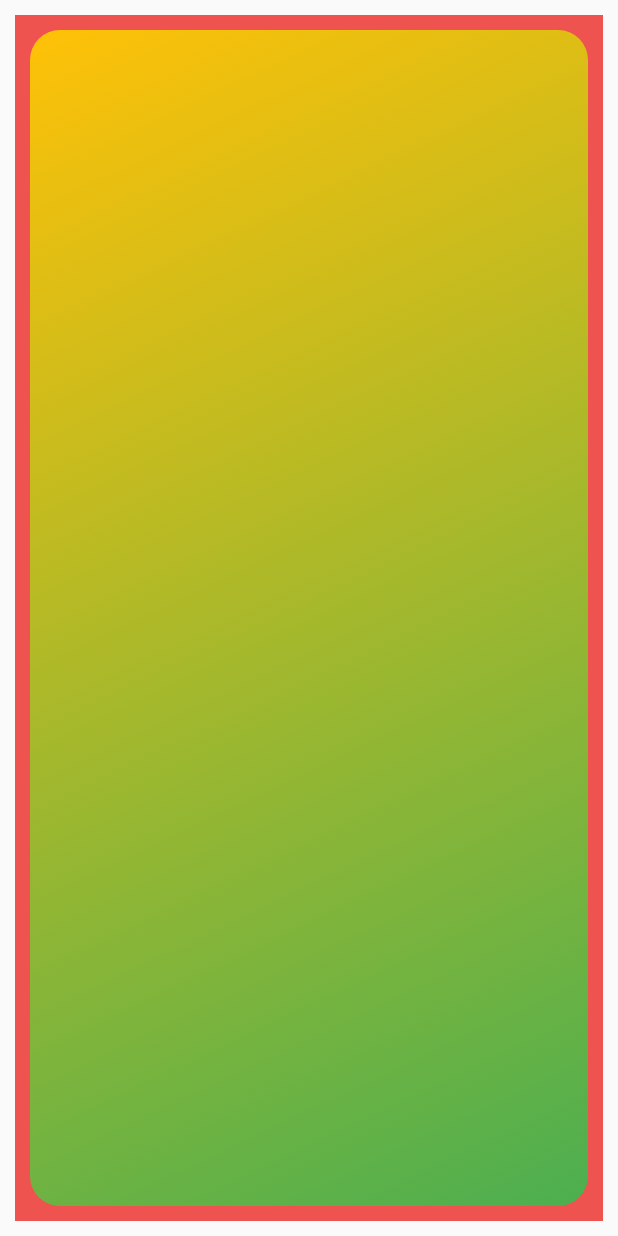
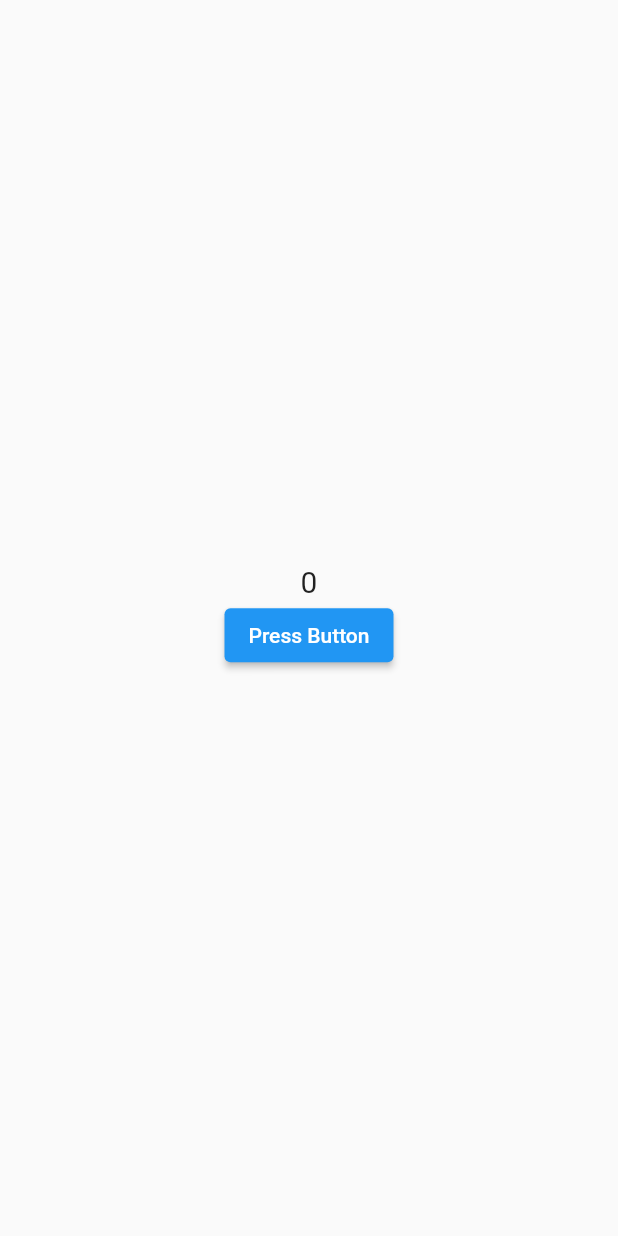
Before and after one commit to subhanassiddik/MyFlutterWidgetsLearn, a Flutter app: the screen it shows after launch, on a phone screen of 412 x 824 dp. Run offline on Flutter 3.47's test engine with Material 2 defaults, Android fonts, the phone set to English and light mode, and no system bars.

Commit message:
stateful widget

```diff
--- /dev/null
+++ b/lib/1_must_know/2_layout/4_stateful_widget.dart
@@ -0,0 +1,41 @@
+//state == keadaan
+//stateful widget => widget yang keadaan nya bisa berubah
+//setState method => untuk mengubah tampilan sesuai dengan keadaan saat ini
+
+import 'package:flutter/material.dart';
+
+class WidgetStateFul extends StatefulWidget {
+  @override
+  _WidgetStateFulState createState() => _WidgetStateFulState();
+}
+
+class _WidgetStateFulState extends State<WidgetStateFul> {
+  int number = 0;
+
+  void pressButton() {
+    setState(() {
+      number += 1;
+    });
+  }
+
+  @override
+  Widget build(BuildContext context) {
+    return Scaffold(
+      body: Center(
+        child: Column(
+          mainAxisAlignment: MainAxisAlignment.center,
+          children: <Widget>[
+            Text(
+              number.toString(),
+              style: TextStyle(fontSize: 20.0 + number.toDouble()),
+            ),
+            ElevatedButton(
+              onPressed: pressButton,
+              child: Text('Press Button'),
+            )
+          ],
+        ),
+      ),
+    );
+  }
+}
--- a/lib/main.dart
+++ b/lib/main.dart
@@ -1,5 +1,6 @@
 import 'package:flutter/material.dart';
-import 'package:flutter_widget_learn/1_must_know/2_layout/3_container.dart';
+import 'package:flutter_widget_learn/1_must_know/2_layout/4_stateful_widget.dart';
+// import 'package:flutter_widget_learn/1_must_know/2_layout/3_container.dart';
 // import '1_must_know/1_basic_knowledge/1_life_cycle_state.dart';
 // import 'package:flutter_widget_learn/1_must_know/1_basic_knowledge/2_splash_screen.dart';
 // import 'package:flutter_widget_learn/1_must_know/2_layout/1_text.dart';
@@ -24,7 +25,7 @@ class MyApp extends StatelessWidget {
             // SplashScreen(),
             // WidgetText(),
             // WidgetRowColumn(),
-          WidgetContainer(),
-    );
+            // WidgetContainer(),
+            WidgetStateFul());
   }
 }
```
Lines whose indentation alone changed are shown as unchanged.
